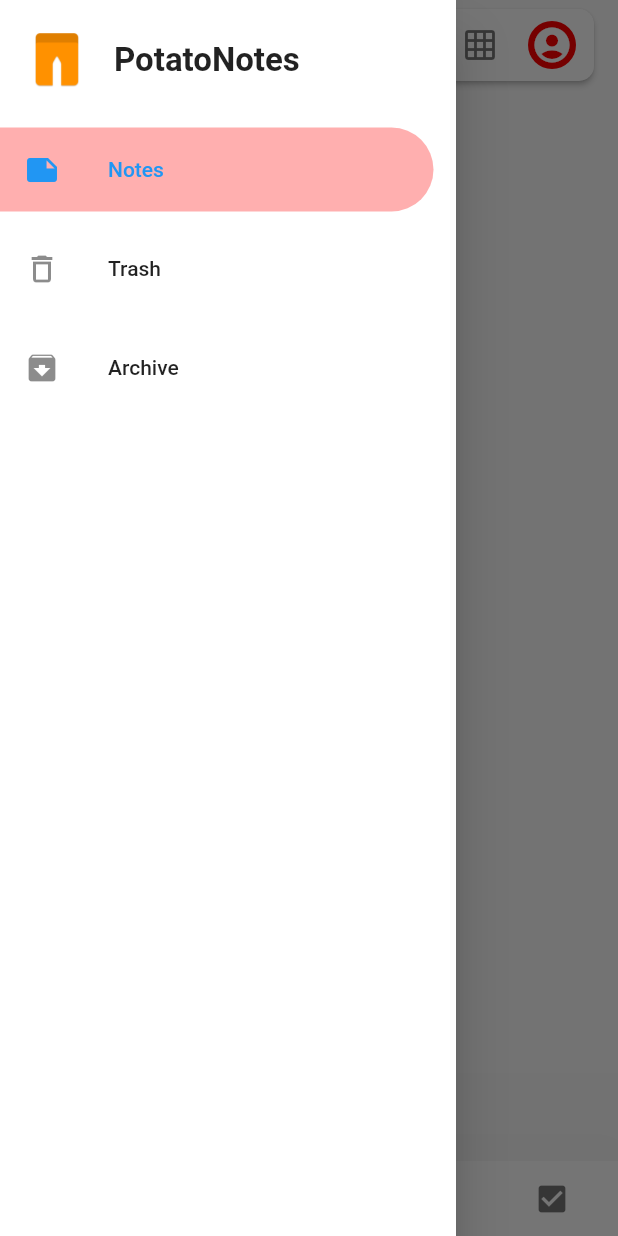
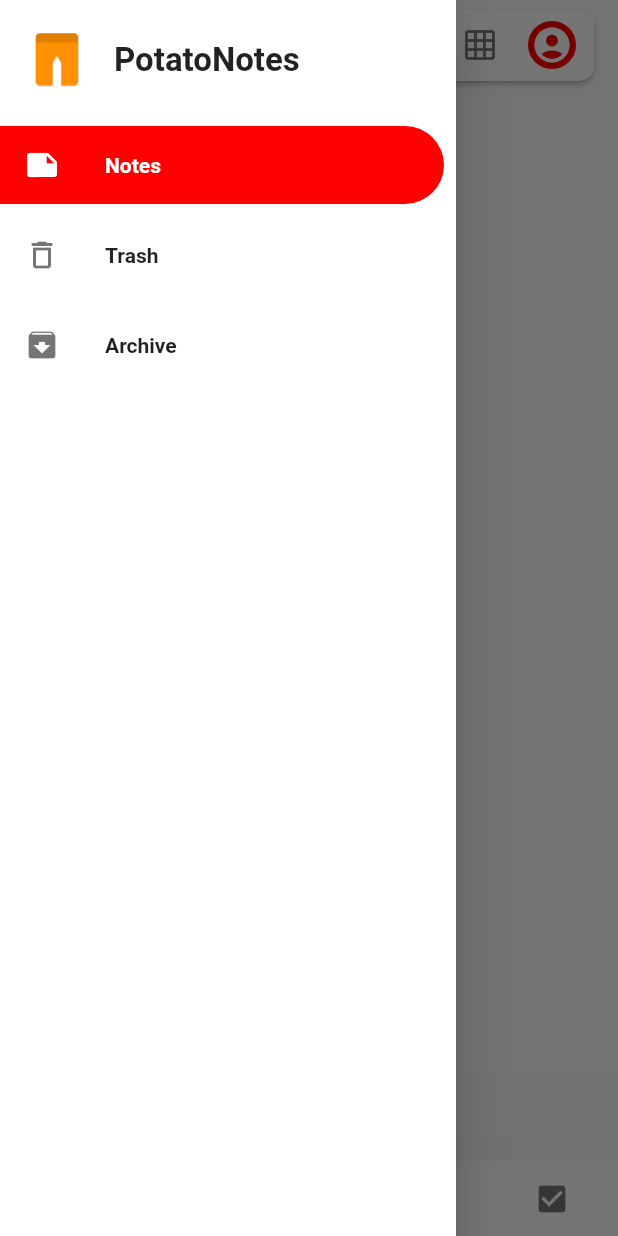
Before and after one commit to PotatoProject/Leaflet, a Flutter app: the screen it shows after launch, with the side drawer open, on a phone screen of 412 x 824 dp. Run offline on Flutter 3.47's test engine with Material 2 defaults, Android fonts, the phone set to English and light mode, and no system bars; our stand-ins replace file_picker, flutter_colorpicker, flutter_local_notifications, image_picker, package_info, permission_handler and 3 more; missing offline and left inert: back_button_interceptor, flutter_material_color_picker; accounts and stored records are empty.

Commit message:
notes: Change drawer listtile impl with my own

```diff
--- a/lib/routes/notes_main_page_route.dart
+++ b/lib/routes/notes_main_page_route.dart
@@ -17,6 +17,7 @@ import 'package:potato_notes/routes/search_notes_route.dart';
 import 'package:potato_notes/routes/security_note_route.dart';
 import 'package:potato_notes/routes/settings_route.dart';
 import 'package:potato_notes/routes/user_info_route.dart';
+import 'package:potato_notes/ui/round_list_tile.dart';
 import 'package:provider/provider.dart';
 import 'package:share/share.dart';
 
@@ -1343,16 +1344,7 @@ class _NotesMainPageState extends State<NotesMainPageRoute> with SingleTickerPro
                   ],
                 ),
               ),
-              Container(
-                decoration: BoxDecoration(
-                  color: currentView == NotesReturnMode.NORMAL ? appInfo.mainColor.withAlpha(80) : null,
-                  borderRadius: BorderRadius.only(
-                    bottomRight: Radius.circular(60),
-                    topRight: Radius.circular(60),
-                  )
-                ),
-                margin: EdgeInsets.fromLTRB(0, 5, 15, 5),
-                child: ListTile(
+              RoundListTile(
                 leading: Icon(Icons.note),
                 title: Text(locales.notes),
                 selected: currentView == NotesReturnMode.NORMAL,
@@ -1381,17 +1373,7 @@ class _NotesMainPageState extends State<NotesMainPageRoute> with SingleTickerPro
                   }
                 },
               ),
-              ),
-              Container(
-                decoration: BoxDecoration(
-                  color: currentView == NotesReturnMode.DELETED ? appInfo.mainColor.withAlpha(80) : null,
-                  borderRadius: BorderRadius.only(
-                    bottomRight: Radius.circular(60),
-                    topRight: Radius.circular(60),
-                  )
-                ),
-                margin: EdgeInsets.fromLTRB(0, 5, 15, 5),
-                child: ListTile(
+              RoundListTile(
                 leading: Icon(Icons.delete_outline),
                 title: Text(locales.trash),
                 selected: currentView == NotesReturnMode.DELETED,
@@ -1420,17 +1402,7 @@ class _NotesMainPageState extends State<NotesMainPageRoute> with SingleTickerPro
                   }
                 },
               ),
-              ),
-              Container(
-                decoration: BoxDecoration(
-                  color: currentView == NotesReturnMode.ARCHIVED ? appInfo.mainColor.withAlpha(80) : null,
-                  borderRadius: BorderRadius.only(
-                    bottomRight: Radius.circular(60),
-                    topRight: Radius.circular(60),
-                  )
-                ),
-                margin: EdgeInsets.fromLTRB(0, 5, 15, 5),
-                child: ListTile(
+              RoundListTile(
                 leading: Icon(Icons.archive),
                 title: Text(locales.archive),
                 selected: currentView == NotesReturnMode.ARCHIVED,
@@ -1458,7 +1430,6 @@ class _NotesMainPageState extends State<NotesMainPageRoute> with SingleTickerPro
                     changeSystemBarsColors(Theme.of(context).cardColor, systemBarsIconBrightness);
                   }
                 },
-                ),
               ),
             ],
           ),
--- /dev/null
+++ b/lib/ui/round_list_tile.dart
@@ -0,0 +1,96 @@
+import 'package:flutter/material.dart';
+
+class RoundListTile extends StatelessWidget {
+  final double height;
+  final double borderRadius;
+  final double endMargin;
+  final double topBottomMargin;
+  final bool selected;
+  final Color selectedColor;
+  final Color splashColor;
+
+  final Widget leading;
+  final Widget title;
+  final Function() onTap;
+  final Function() onLongPress;
+
+  RoundListTile({
+    this.height = 60,
+    this.borderRadius,
+    this.endMargin = 8,
+    this.topBottomMargin = 4,
+    this.selected = false,
+    this.selectedColor,
+    this.splashColor,
+
+    this.leading,
+    this.title,
+    this.onTap,
+    this.onLongPress,
+  });
+
+  @override
+  Widget build(BuildContext context) {
+    return Container(
+      margin: EdgeInsets.only(right: endMargin),
+      padding: EdgeInsets.symmetric(vertical: topBottomMargin),
+      height: height,
+      child: Stack(
+        children: <Widget>[
+          Container(
+            decoration: BoxDecoration(
+              borderRadius: BorderRadius.only(
+                bottomRight: Radius.circular(borderRadius ?? height / 2),
+                topRight: Radius.circular(borderRadius ?? height / 2),
+              ),
+              color: selected ?
+                  (selectedColor ?? Theme.of(context).accentColor) :
+                  Colors.transparent,
+            ),
+          ),
+          InkWell(
+            borderRadius: BorderRadius.only(
+              bottomRight: Radius.circular(borderRadius ?? height / 2),
+              topRight: Radius.circular(borderRadius ?? height / 2),
+            ),
+            splashColor: splashColor ?? Theme.of(context).splashColor,
+            onTap: onTap,
+            onLongPress: onLongPress,
+            child: Center(
+              child: Row(
+                mainAxisAlignment: MainAxisAlignment.start,
+                crossAxisAlignment: CrossAxisAlignment.center,
+                children: <Widget>[
+                  Padding(
+                    padding: EdgeInsets.symmetric(horizontal: 16),
+                    child: IconTheme(
+                      data: IconThemeData(
+                        color: selected ?
+                            selectedColor ?? Theme.of(context).canvasColor :
+                            Theme.of(context).iconTheme.color
+                      ),
+                      child: leading ?? const SizedBox(),
+                    ),
+                  ),
+                  Padding(
+                    padding: EdgeInsets.symmetric(horizontal: 14),
+                      child: AnimatedDefaultTextStyle(
+                      style: TextStyle(
+                        fontWeight: FontWeight.w600,
+                        color: selected ?
+                            selectedColor ?? Theme.of(context).canvasColor :
+                            Theme.of(context).textTheme.subhead.color
+                      ),
+                      duration: kThemeChangeDuration,
+                      child: title,
+                    ),
+                  ),
+                ],
+              ),
+            )
+          ),
+        ],
+      ),
+    );
+  }
+}
```
Lines whose indentation alone changed are shown as unchanged.
